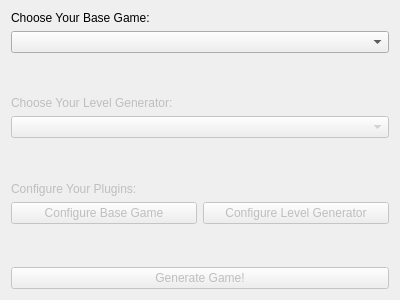
Old version of the form Level-Headed/Main_Window.ui in the repository Coolcord/Level-Headed.
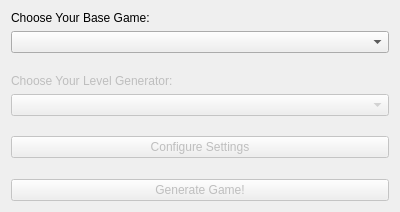
New version of the form.

Commit message: Refactored the settings menus into one button

What changed in the file:
```diff
--- a/Level-Headed/Main_Window.ui
+++ b/Level-Headed/Main_Window.ui
@@ -10,7 +10,7 @@
     <x>0</x>
     <y>0</y>
     <width>400</width>
-    <height>300</height>
+    <height>212</height>
    </rect>
   </property>
   <property name="windowTitle">
@@ -89,45 +89,17 @@
     </spacer>
    </item>
    <item>
-    <layout class="QVBoxLayout" name="layoutConfigurePlugins">
-     <item>
-      <widget class="QLabel" name="lblConfigurePlugins">
+    <widget class="QPushButton" name="btnConfigureSettings">
        <property name="enabled">
         <bool>false</bool>
        </property>
        <property name="text">
-        <string>Configure Your Plugins:</string>
+      <string>Configure Settings</string>
        </property>
       </widget>
      </item>
      <item>
-      <layout class="QHBoxLayout" name="layoutConfigureButtons">
-       <item>
-        <widget class="QPushButton" name="btnConfigureBaseGame">
-         <property name="enabled">
-          <bool>false</bool>
-         </property>
-         <property name="text">
-          <string>Configure Base Game</string>
-         </property>
-        </widget>
-       </item>
-       <item>
-        <widget class="QPushButton" name="btnConfigureLevelGenerator">
-         <property name="enabled">
-          <bool>false</bool>
-         </property>
-         <property name="text">
-          <string>Configure Level Generator</string>
-         </property>
-        </widget>
-       </item>
-      </layout>
-     </item>
-    </layout>
-   </item>
-   <item>
-    <spacer name="bottomSpacer">
+    <spacer name="verticalSpacer">
      <property name="orientation">
       <enum>Qt::Vertical</enum>
      </property>
```
Left out of the diff: 2 changed lines with no effect on the pictures. Lines whose indentation alone changed are shown as unchanged. The commit also changes 20 other files.
